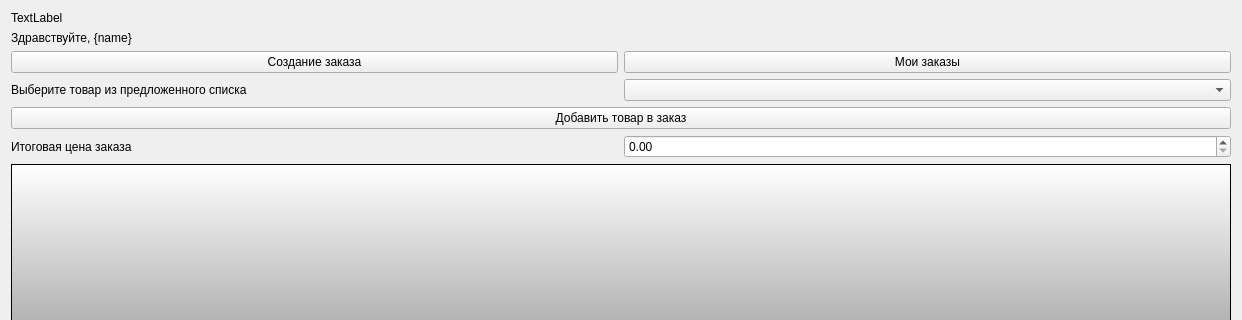
Before: the Qt Designer form user_interface.ui in Mamlik/PYQT-PROJECT-YANDEX, drawn with Qt 5; both pictures show x 0 to 1242 and y 0 to 320 of the 1242 by 847 pixel window.
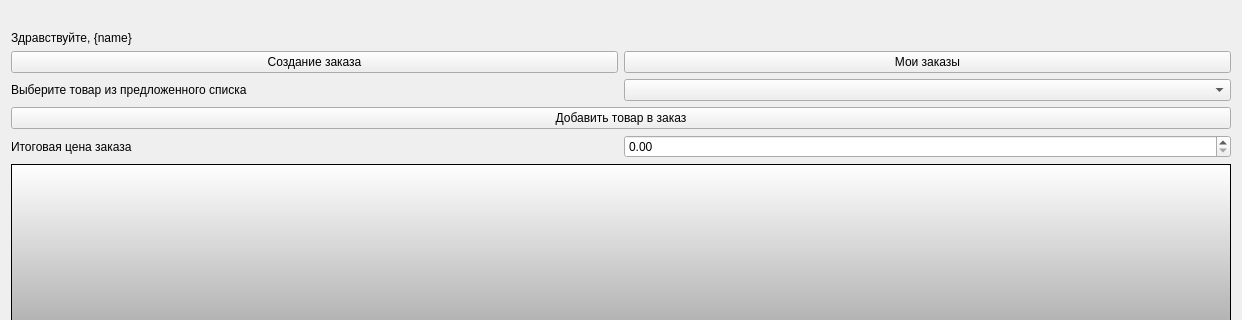
After: the same form once the commit is applied.

Diff of the .ui file:
```diff
--- a/user_interface.ui
+++ b/user_interface.ui
@@ -34,7 +34,7 @@
        <item>
         <widget class="QLabel" name="logo">
          <property name="text">
-          <string>TextLabel</string>
+          <string/>
          </property>
         </widget>
        </item>
```
Left out of the diff: 2 changed lines with no effect on the pictures.
